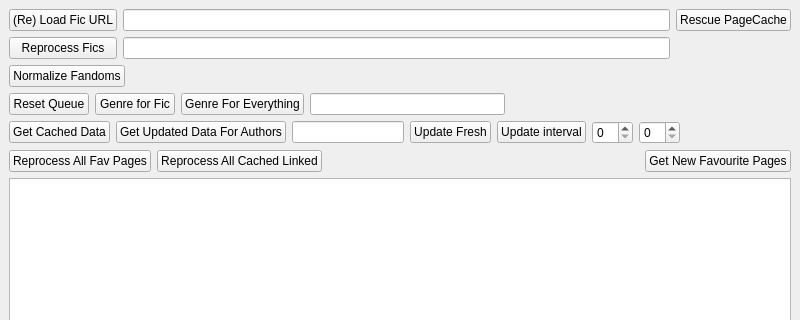
This is UI/servitorwindow.ui in Zeks/flipper as Qt 5 draws it before an edit; both pictures show x 0 to 800 and y 0 to 320 of the 800 by 600 pixel window. The edited form follows.
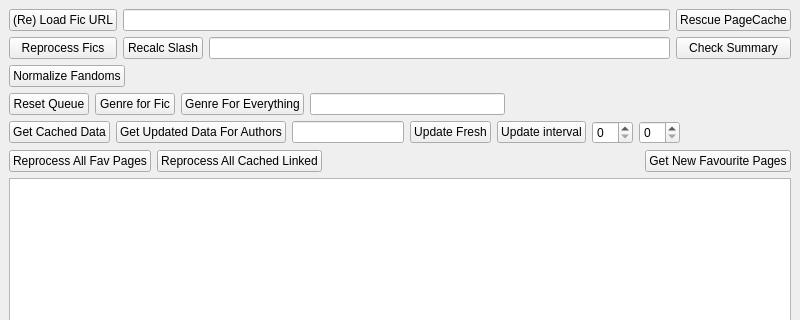
This is the edited form.

Patch:
```diff
--- a/UI/servitorwindow.ui
+++ b/UI/servitorwindow.ui
@@ -185,7 +185,14 @@
     </item>
     <item row="0" column="0">
      <layout class="QGridLayout" name="gridLayout">
-      <item row="1" column="1">
+      <item row="0" column="3">
+       <widget class="QPushButton" name="pbPCRescue">
+        <property name="text">
+         <string>Rescue PageCache</string>
+        </property>
+       </widget>
+      </item>
+      <item row="1" column="2">
        <widget class="QLineEdit" name="leReprocessFics"/>
       </item>
       <item row="1" column="0">
@@ -202,13 +209,20 @@
         </property>
        </widget>
       </item>
-      <item row="0" column="1">
+      <item row="1" column="1">
+       <widget class="QPushButton" name="pbSlashCalc">
+        <property name="text">
+         <string>Recalc Slash</string>
+        </property>
+       </widget>
+      </item>
+      <item row="0" column="1" colspan="2">
        <widget class="QLineEdit" name="leFicUrl"/>
       </item>
-      <item row="0" column="2">
-       <widget class="QPushButton" name="pbPCRescue">
+      <item row="1" column="3">
+       <widget class="QPushButton" name="pbFindSlashSummary">
         <property name="text">
-         <string>Rescue PageCache</string>
+         <string>Check Summary</string>
         </property>
        </widget>
       </item>
```
